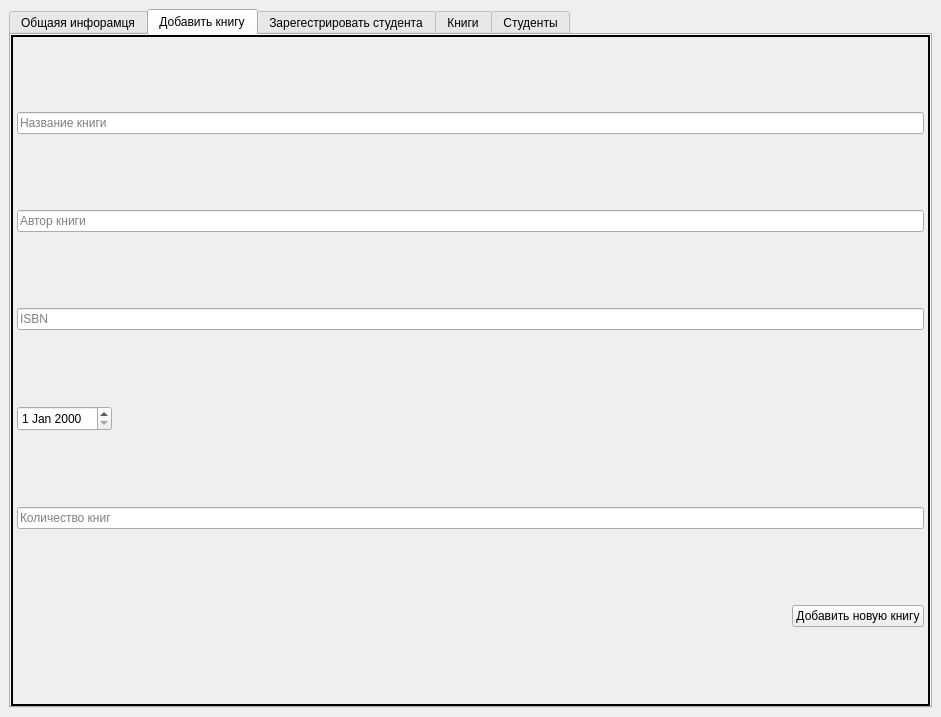
Old version of the form ui_file/interface.ui in the repository HiraiKaoTsi/diplom.
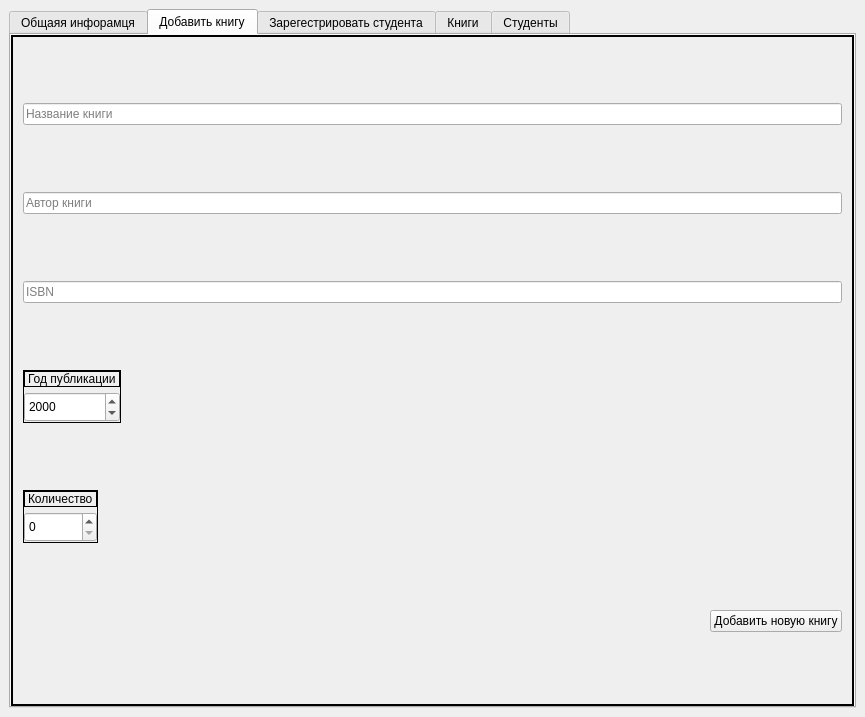
New version of the form. The open tabs and pages were chosen to show the change. Icons and pictures are not drawn.

Diff of the .ui file:
```diff
--- a/ui_file/interface.ui
+++ b/ui_file/interface.ui
@@ -6,7 +6,7 @@
    <rect>
     <x>0</x>
     <y>0</y>
-    <width>941</width>
+    <width>865</width>
     <height>717</height>
    </rect>
   </property>
@@ -298,7 +298,7 @@
             <rect>
              <x>0</x>
              <y>0</y>
-             <width>913</width>
+             <width>837</width>
              <height>641</height>
             </rect>
            </property>
@@ -313,13 +313,13 @@
              <number>1</number>
             </property>
             <property name="leftMargin">
-             <number>4</number>
+             <number>10</number>
             </property>
             <property name="topMargin">
              <number>0</number>
             </property>
             <property name="rightMargin">
-             <number>4</number>
+             <number>10</number>
             </property>
             <property name="bottomMargin">
              <number>0</number>
@@ -363,41 +363,139 @@
               </property>
              </widget>
             </item>
-            <item alignment="Qt::AlignLeft">
-             <widget class="QDateEdit" name="dateEdit_year_publication_add">
-              <property name="minimumSize">
-               <size>
-                <width>0</width>
-                <height>25</height>
-               </size>
+            <item>
+             <widget class="QFrame" name="frame_year_pub">
+              <property name="sizePolicy">
+               <sizepolicy hsizetype="Fixed" vsizetype="Fixed">
+                <horstretch>0</horstretch>
+                <verstretch>0</verstretch>
+               </sizepolicy>
               </property>
-              <property name="minimumDate">
-               <date>
-                <year>1752</year>
-                <month>9</month>
-                <day>14</day>
-               </date>
+              <property name="frameShape">
+               <enum>QFrame::StyledPanel</enum>
               </property>
-              <property name="minimumTime">
-               <time>
-                <hour>0</hour>
-                <minute>0</minute>
-                <second>0</second>
-               </time>
+              <property name="frameShadow">
+               <enum>QFrame::Raised</enum>
               </property>
+              <layout class="QVBoxLayout" name="verticalLayout_18">
+               <property name="spacing">
+                <number>5</number>
+               </property>
+               <property name="leftMargin">
+                <number>0</number>
+               </property>
+               <property name="topMargin">
+                <number>0</number>
+               </property>
+               <property name="rightMargin">
+                <number>0</number>
+               </property>
+               <property name="bottomMargin">
+                <number>0</number>
+               </property>
+               <item>
+                <widget class="QLabel" name="label">
+                 <property name="sizePolicy">
+                  <sizepolicy hsizetype="Fixed" vsizetype="Fixed">
+                   <horstretch>0</horstretch>
+                   <verstretch>0</verstretch>
+                  </sizepolicy>
+                 </property>
+                 <property name="text">
+                  <string>Год публикации</string>
+                 </property>
+                </widget>
+               </item>
+               <item>
+                <widget class="QDateEdit" name="dateEdit_year_publication_add">
+                 <property name="minimumSize">
+                  <size>
+                   <width>0</width>
+                   <height>30</height>
+                  </size>
+                 </property>
+                 <property name="cursor">
+                  <cursorShape>PointingHandCursor</cursorShape>
+                 </property>
+                 <property name="minimumDate">
+                  <date>
+                   <year>1752</year>
+                   <month>9</month>
+                   <day>14</day>
+                  </date>
+                 </property>
+                 <property name="minimumTime">
+                  <time>
+                   <hour>0</hour>
+                   <minute>0</minute>
+                   <second>0</second>
+                  </time>
+                 </property>
+                 <property name="displayFormat">
+                  <string>yyyy</string>
+                 </property>
+                </widget>
+               </item>
+              </layout>
              </widget>
             </item>
             <item>
-             <widget class="QLineEdit" name="lineEdit_quantity_book_add">
+             <widget class="QFrame" name="frame_quantity">
               <property name="sizePolicy">
-               <sizepolicy hsizetype="Preferred" vsizetype="Fixed">
+               <sizepolicy hsizetype="Fixed" vsizetype="Fixed">
                 <horstretch>0</horstretch>
                 <verstretch>0</verstretch>
                </sizepolicy>
               </property>
-              <property name="placeholderText">
-               <string>Количество книг</string>
+              <property name="frameShape">
+               <enum>QFrame::StyledPanel</enum>
               </property>
+              <property name="frameShadow">
+               <enum>QFrame::Raised</enum>
+              </property>
+              <layout class="QVBoxLayout" name="verticalLayout_20">
+               <property name="spacing">
+                <number>5</number>
+               </property>
+               <property name="leftMargin">
+                <number>0</number>
+               </property>
+               <property name="topMargin">
+                <number>0</number>
+               </property>
+               <property name="rightMargin">
+                <number>0</number>
+               </property>
+               <property name="bottomMargin">
+                <number>0</number>
+               </property>
+               <item>
+                <widget class="QLabel" name="label_2">
+                 <property name="sizePolicy">
+                  <sizepolicy hsizetype="Fixed" vsizetype="Fixed">
+                   <horstretch>0</horstretch>
+                   <verstretch>0</verstretch>
+                  </sizepolicy>
+                 </property>
+                 <property name="text">
+                  <string>Количество</string>
+                 </property>
+                </widget>
+               </item>
+               <item>
+                <widget class="QSpinBox" name="spinBox_quantity_add">
+                 <property name="minimumSize">
+                  <size>
+                   <width>50</width>
+                   <height>30</height>
+                  </size>
+                 </property>
+                 <property name="cursor">
+                  <cursorShape>PointingHandCursor</cursorShape>
+                 </property>
+                </widget>
+               </item>
+              </layout>
              </widget>
             </item>
             <item alignment="Qt::AlignRight">
```
Left out of the diff: 85 changed lines with no effect on the pictures.
